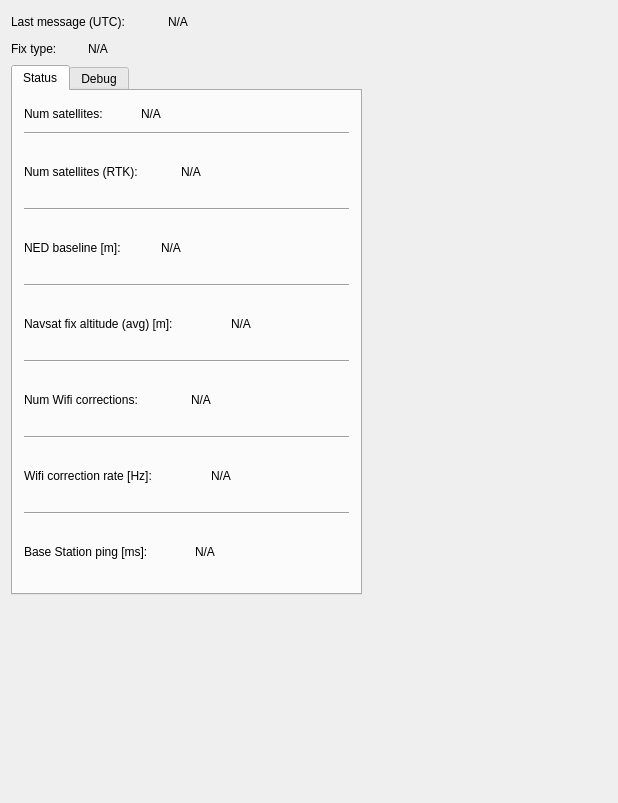
ethz-asl/ethz_piksi_ros, file rqt_gps_rtk_plugin/resource/gps_rtk_plugin.ui: the form before one commit.
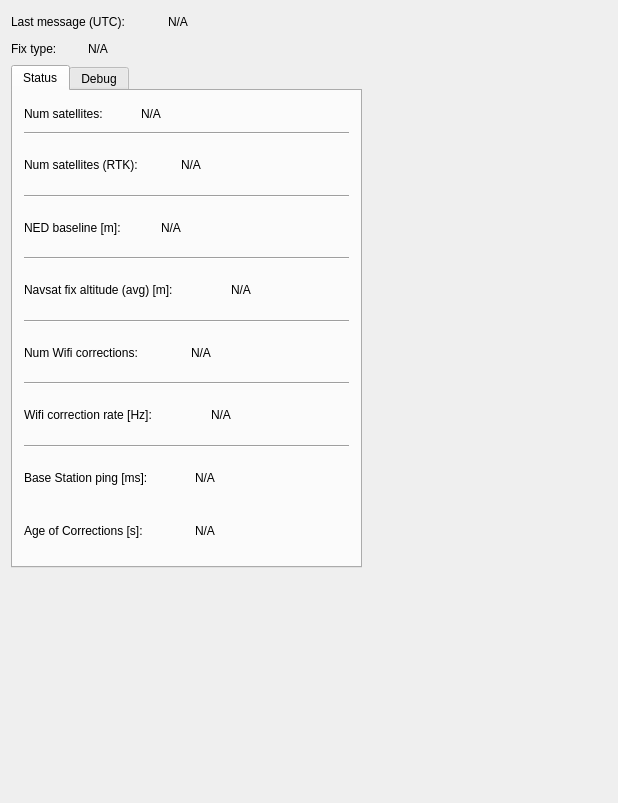
The form after the commit.

Commit message: RQT gui: place age of correction in first tab.

Patch:
```diff
--- a/rqt_gps_rtk_plugin/resource/gps_rtk_plugin.ui
+++ b/rqt_gps_rtk_plugin/resource/gps_rtk_plugin.ui
@@ -524,6 +524,49 @@
                </item>
               </layout>
              </item>
+             <item>
+              <layout class="QHBoxLayout" name="horizontalLayout_18">
+               <item>
+                <widget class="QLabel" name="label_ageOfCorrections_description">
+                 <property name="minimumSize">
+                  <size>
+                   <width>165</width>
+                   <height>21</height>
+                  </size>
+                 </property>
+                 <property name="text">
+                  <string>Age of Corrections [s]:</string>
+                 </property>
+                </widget>
+               </item>
+               <item>
+                <widget class="QLabel" name="label_ageOfCorrections">
+                 <property name="minimumSize">
+                  <size>
+                   <width>0</width>
+                   <height>21</height>
+                  </size>
+                 </property>
+                 <property name="text">
+                  <string>N/A</string>
+                 </property>
+                </widget>
+               </item>
+               <item>
+                <spacer name="horizontalSpacer_18">
+                 <property name="orientation">
+                  <enum>Qt::Horizontal</enum>
+                 </property>
+                 <property name="sizeHint" stdset="0">
+                  <size>
+                   <width>40</width>
+                   <height>20</height>
+                  </size>
+                 </property>
+                </spacer>
+               </item>
+              </layout>
+             </item>
             </layout>
            </item>
           </layout>
@@ -1040,49 +1083,6 @@
                </property>
               </widget>
              </item>
-             <item>
-              <layout class="QHBoxLayout" name="horizontalLayout_16">
-               <item>
-                <widget class="QLabel" name="label_ageOfCorrections_description">
-                 <property name="minimumSize">
-                  <size>
-                   <width>171</width>
-                   <height>21</height>
-                  </size>
-                 </property>
-                 <property name="text">
-                  <string>Age of corrections [s]:</string>
-                 </property>
-                </widget>
-               </item>
-               <item>
-                <widget class="QLabel" name="label_ageOfCorrections">
-                 <property name="minimumSize">
-                  <size>
-                   <width>51</width>
-                   <height>21</height>
-                  </size>
-                 </property>
-                 <property name="text">
-                  <string>N/A</string>
-                 </property>
-                </widget>
-               </item>
-               <item>
-                <spacer name="horizontalSpacer_16">
-                 <property name="orientation">
-                  <enum>Qt::Horizontal</enum>
-                 </property>
-                 <property name="sizeHint" stdset="0">
-                  <size>
-                   <width>40</width>
-                   <height>20</height>
-                  </size>
-                 </property>
-                </spacer>
-               </item>
-              </layout>
-             </item>
              <item>
               <spacer name="verticalSpacer_5">
                <property name="orientation">
```
